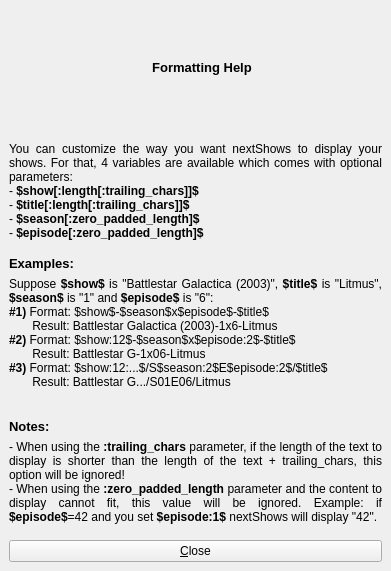
The window that nextShows/WorkFiles/ConfigGUI/FormatHelp.ui (gilcn/nextshows) describes before a commit, drawn with Qt 5.
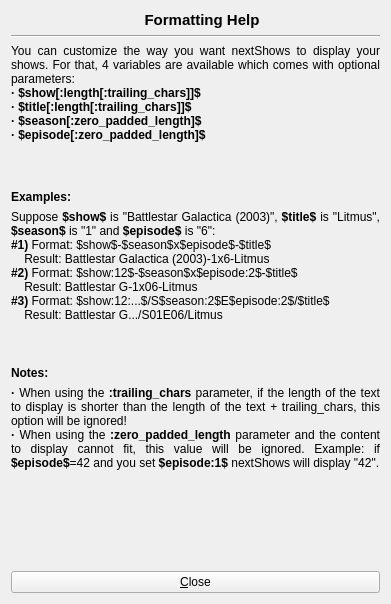
The same window after the commit. Icons and pictures are not drawn.

Commit message: - Fixed some issues with Qt4.3.0 and the more recent PyQt4 development snapshot (hoping it won't break with previous {,Py}Qt versions). - Remade the "Formatting Help" form to fix some display issues.

The edit to the form file:
```diff
--- a/nextShows/WorkFiles/ConfigGUI/FormatHelp.ui
+++ b/nextShows/WorkFiles/ConfigGUI/FormatHelp.ui
@@ -7,7 +7,7 @@
     <x>0</x>
     <y>0</y>
     <width>391</width>
-    <height>571</height>
+    <height>604</height>
    </rect>
   </property>
   <property name="windowTitle" >
@@ -16,188 +16,13 @@
   <property name="windowIcon" >
    <iconset resource="NextShowsConfig.qrc" >:/images/icons/images/icons/nextShows.png</iconset>
   </property>
-  <layout class="QGridLayout" >
-   <property name="margin" >
-    <number>9</number>
-   </property>
-   <property name="spacing" >
-    <number>6</number>
-   </property>
-   <item row="1" column="0" >
-    <layout class="QVBoxLayout" >
-     <property name="margin" >
-      <number>0</number>
-     </property>
-     <property name="spacing" >
-      <number>6</number>
-     </property>
-     <item>
-      <spacer>
-       <property name="orientation" >
-        <enum>Qt::Vertical</enum>
-       </property>
-       <property name="sizeType" >
-        <enum>QSizePolicy::Fixed</enum>
-       </property>
-       <property name="sizeHint" >
-        <size>
-         <width>20</width>
-         <height>10</height>
-        </size>
-       </property>
-      </spacer>
-     </item>
-     <item>
-      <widget class="QLabel" name="label" >
-       <property name="text" >
-        <string>&lt;html>&lt;head>&lt;meta name="qrichtext" content="1" />&lt;style type="text/css">
-p, li { white-space: pre-wrap; }
-&lt;/style>&lt;/head>&lt;body style=" font-family:'Sans Serif'; font-size:9pt; font-weight:400; font-style:normal; text-decoration:none;">
-&lt;p style=" margin-top:0px; margin-bottom:0px; margin-left:0px; margin-right:0px; -qt-block-indent:0; text-indent:0px;">You can customize the way you want nextShows to display your shows. For that, 4 variables are available which comes with optional parameters:&lt;/p>
-&lt;p style=" margin-top:0px; margin-bottom:0px; margin-left:0px; margin-right:0px; -qt-block-indent:0; text-indent:0px;">- &lt;span style=" font-weight:600;">$show[:length[:trailing_chars]]$&lt;/span>&lt;/p>
-&lt;p style=" margin-top:0px; margin-bottom:0px; margin-left:0px; margin-right:0px; -qt-block-indent:0; text-indent:0px;">- &lt;span style=" font-weight:600;">$title[:length[:trailing_chars]]$&lt;/span>&lt;/p>
-&lt;p style=" margin-top:0px; margin-bottom:0px; margin-left:0px; margin-right:0px; -qt-block-indent:0; text-indent:0px;">- &lt;span style=" font-weight:600;">$season[:zero_padded_length]$&lt;/span>&lt;/p>
-&lt;p style=" margin-top:0px; margin-bottom:0px; margin-left:0px; margin-right:0px; -qt-block-indent:0; text-indent:0px;">- &lt;span style=" font-weight:600;">$episode[:zero_padded_length]$&lt;/span>&lt;/p>&lt;/body>&lt;/html></string>
-       </property>
-       <property name="alignment" >
-        <set>Qt::AlignJustify|Qt::AlignTop</set>
-       </property>
-       <property name="wordWrap" >
-        <bool>true</bool>
-       </property>
-      </widget>
-     </item>
-     <item>
-      <spacer>
-       <property name="orientation" >
-        <enum>Qt::Vertical</enum>
-       </property>
-       <property name="sizeType" >
-        <enum>QSizePolicy::Fixed</enum>
-       </property>
-       <property name="sizeHint" >
-        <size>
-         <width>20</width>
-         <height>10</height>
-        </size>
-       </property>
-      </spacer>
-     </item>
-     <item>
-      <widget class="QLabel" name="label_3" >
-       <property name="text" >
-        <string>&lt;html>&lt;head>&lt;meta name="qrichtext" content="1" />&lt;style type="text/css">
-p, li { white-space: pre-wrap; }
-&lt;/style>&lt;/head>&lt;body style=" font-family:'Sans Serif'; font-size:9pt; font-weight:400; font-style:normal; text-decoration:none;">
-&lt;p style=" margin-top:0px; margin-bottom:0px; margin-left:0px; margin-right:0px; -qt-block-indent:0; text-indent:0px;">&lt;span style=" font-size:10pt; font-weight:600;">Examples:&lt;/span>&lt;/p>&lt;/body>&lt;/html></string>
-       </property>
-      </widget>
-     </item>
-     <item>
-      <widget class="QLabel" name="label_2" >
-       <property name="text" >
-        <string>&lt;html>&lt;head>&lt;meta name="qrichtext" content="1" />&lt;style type="text/css">
-p, li { white-space: pre-wrap; }
-&lt;/style>&lt;/head>&lt;body style=" font-family:'Sans Serif'; font-size:9pt; font-weight:400; font-style:normal; text-decoration:none;">
-&lt;p style=" margin-top:0px; margin-bottom:0px; margin-left:0px; margin-right:0px; -qt-block-indent:0; text-indent:0px;">Suppose &lt;span style=" font-weight:600;">$show$&lt;/span> is "Battlestar Galactica (2003)", &lt;span style=" font-weight:600;">$title$&lt;/span> is "Litmus", &lt;span style=" font-weight:600;">$season$&lt;/span> is "1" and &lt;span style=" font-weight:600;">$episode$ &lt;/span>is "6":&lt;/p>
-&lt;p style=" margin-top:0px; margin-bottom:0px; margin-left:0px; margin-right:0px; -qt-block-indent:0; text-indent:0px;">&lt;span style=" font-weight:600;">#1)&lt;/span> Format: $show$-$season$x$episode$-$title$&lt;/p>
-&lt;p style=" margin-top:0px; margin-bottom:0px; margin-left:0px; margin-right:0px; -qt-block-indent:0; text-indent:0px;">       Result: Battlestar Galactica (2003)-1x6-Litmus&lt;/p>
-&lt;p style=" margin-top:0px; margin-bottom:0px; margin-left:0px; margin-right:0px; -qt-block-indent:0; text-indent:0px;">&lt;span style=" font-weight:600;">#2)&lt;/span> Format: $show:12$-$season$x$episode:2$-$title$&lt;/p>
-&lt;p style=" margin-top:0px; margin-bottom:0px; margin-left:0px; margin-right:0px; -qt-block-indent:0; text-indent:0px;">       Result: Battlestar G-1x06-Litmus&lt;/p>
-&lt;p style=" margin-top:0px; margin-bottom:0px; margin-left:0px; margin-right:0px; -qt-block-indent:0; text-indent:0px;">&lt;span style=" font-weight:600;">#3)&lt;/span> Format: $show:12:...$/S$season:2$E$episode:2$/$title$&lt;/p>
-&lt;p style=" margin-top:0px; margin-bottom:0px; margin-left:0px; margin-right:0px; -qt-block-indent:0; text-indent:0px;">       Result: Battlestar G.../S01E06/Litmus&lt;/p>
-&lt;p style="-qt-paragraph-type:empty; margin-top:0px; margin-bottom:0px; margin-left:0px; margin-right:0px; -qt-block-indent:0; text-indent:0px;">&lt;/p>&lt;/body>&lt;/html></string>
-       </property>
-       <property name="alignment" >
-        <set>Qt::AlignJustify|Qt::AlignVCenter</set>
-       </property>
-       <property name="wordWrap" >
-        <bool>true</bool>
-       </property>
-      </widget>
-     </item>
-     <item>
-      <spacer>
-       <property name="orientation" >
-        <enum>Qt::Vertical</enum>
-       </property>
-       <property name="sizeType" >
-        <enum>QSizePolicy::Fixed</enum>
-       </property>
-       <property name="sizeHint" >
-        <size>
-         <width>20</width>
-         <height>10</height>
-        </size>
-       </property>
-      </spacer>
-     </item>
-     <item>
-      <widget class="QLabel" name="label_4" >
-       <property name="text" >
-        <string>&lt;html>&lt;head>&lt;meta name="qrichtext" content="1" />&lt;style type="text/css">
-p, li { white-space: pre-wrap; }
-&lt;/style>&lt;/head>&lt;body style=" font-family:'Sans Serif'; font-size:9pt; font-weight:400; font-style:normal; text-decoration:none;">
-&lt;p style=" margin-top:0px; margin-bottom:0px; margin-left:0px; margin-right:0px; -qt-block-indent:0; text-indent:0px;">&lt;span style=" font-size:10pt; font-weight:600;">Notes:&lt;/span>&lt;/p>&lt;/body>&lt;/html></string>
-       </property>
-      </widget>
-     </item>
-     <item>
-      <widget class="QLabel" name="label_5" >
-       <property name="text" >
-        <string>&lt;html>&lt;head>&lt;meta name="qrichtext" content="1" />&lt;style type="text/css">
-p, li { white-space: pre-wrap; }
-&lt;/style>&lt;/head>&lt;body style=" font-family:'Sans Serif'; font-size:9pt; font-weight:400; font-style:normal; text-decoration:none;">
-&lt;p style=" margin-top:0px; margin-bottom:0px; margin-left:0px; margin-right:0px; -qt-block-indent:0; text-indent:0px;">- When using the &lt;span style=" font-weight:600;">:trailing_chars&lt;/span> parameter, if the length of the text to display is shorter than the length of the text + trailing_chars, this option will be ignored!&lt;/p>
-&lt;p style=" margin-top:0px; margin-bottom:0px; margin-left:0px; margin-right:0px; -qt-block-indent:0; text-indent:0px;">- When using the &lt;span style=" font-weight:600;">:zero_padded_length&lt;/span> parameter and the content to display cannot fit, this value will be ignored. Example: if &lt;span style=" font-weight:600;">$episode$&lt;/span>=42 and you set &lt;span style=" font-weight:600;">$episode:1$&lt;/span> nextShows will display "42".&lt;/p>&lt;/body>&lt;/html></string>
-       </property>
-       <property name="alignment" >
-        <set>Qt::AlignJustify|Qt::AlignTop</set>
-       </property>
-       <property name="wordWrap" >
-        <bool>true</bool>
-       </property>
-      </widget>
-     </item>
-     <item>
-      <spacer>
-       <property name="orientation" >
-        <enum>Qt::Vertical</enum>
-       </property>
-       <property name="sizeType" >
-        <enum>QSizePolicy::Fixed</enum>
-       </property>
-       <property name="sizeHint" >
-        <size>
-         <width>20</width>
-         <height>10</height>
-        </size>
-       </property>
-      </spacer>
-     </item>
-     <item>
-      <widget class="QPushButton" name="btnClose" >
-       <property name="text" >
-        <string>&amp;Close</string>
-       </property>
-      </widget>
-     </item>
-    </layout>
-   </item>
-   <item row="0" column="0" >
+  <layout class="QVBoxLayout" >
+   <item>
     <layout class="QHBoxLayout" >
-     <property name="margin" >
-      <number>0</number>
-     </property>
-     <property name="spacing" >
-      <number>6</number>
-     </property>
      <item>
       <widget class="QLabel" name="lblInfoPic" >
        <property name="sizePolicy" >
-        <sizepolicy>
-         <hsizetype>0</hsizetype>
-         <vsizetype>0</vsizetype>
+        <sizepolicy vsizetype="Fixed" hsizetype="Fixed" >
          <horstretch>0</horstretch>
          <verstretch>0</verstretch>
         </sizepolicy>
@@ -214,7 +39,7 @@
       <widget class="QLabel" name="lblTitle" >
        <property name="font" >
         <font>
-         <pointsize>10</pointsize>
+         <pointsize>11</pointsize>
          <weight>75</weight>
          <bold>true</bold>
         </font>
@@ -229,6 +54,121 @@
      </item>
     </layout>
    </item>
+   <item>
+    <widget class="Line" name="line" >
+     <property name="orientation" >
+      <enum>Qt::Horizontal</enum>
+     </property>
+    </widget>
+   </item>
+   <item>
+    <widget class="QLabel" name="label" >
+     <property name="minimumSize" >
+      <size>
+       <width>0</width>
+       <height>140</height>
+      </size>
+     </property>
+     <property name="maximumSize" >
+      <size>
+       <width>16777215</width>
+       <height>140</height>
+      </size>
+     </property>
+     <property name="text" >
+      <string>&lt;p align="justify">You can customize the way you want nextShows to display your shows. For that, 4 variables are available which comes with optional parameters:&lt;br />
+&lt;b>&amp;middot; $show[:length[:trailing_chars]]$&lt;/b>&lt;br />
+&lt;b>&amp;middot; $title[:length[:trailing_chars]]$&lt;/b>&lt;br />
+&lt;b>&amp;middot; $season[:zero_padded_length]$&lt;/b>&lt;br />
+&lt;b>&amp;middot; $episode[:zero_padded_length]$&lt;/b>&lt;/p></string>
+     </property>
+     <property name="alignment" >
+      <set>Qt::AlignLeading|Qt::AlignLeft|Qt::AlignTop</set>
+     </property>
+     <property name="wordWrap" >
+      <bool>true</bool>
+     </property>
+    </widget>
+   </item>
+   <item>
+    <widget class="QLabel" name="label_2" >
+     <property name="text" >
+      <string>&lt;p>&lt;b>Examples:&lt;/b>&lt;/p></string>
+     </property>
+    </widget>
+   </item>
+   <item>
+    <widget class="QLabel" name="label_3" >
+     <property name="minimumSize" >
+      <size>
+       <width>0</width>
+       <height>150</height>
+      </size>
+     </property>
+     <property name="maximumSize" >
+      <size>
+       <width>16777215</width>
+       <height>150</height>
+      </size>
+     </property>
+     <property name="text" >
+      <string>&lt;p align="justify">Suppose &lt;b>$show$&lt;/b> is "Battlestar Galactica (2003)", &lt;b>$title$&lt;/b> is "Litmus", &lt;b>$season$&lt;/b> is "1" and &lt;b>$episode$&lt;/b> is "6":&lt;br />
+&lt;b>#1)&lt;/b> Format: $show$-$season$x$episode$-$title$&lt;br />
+&amp;nbsp;&amp;nbsp;&amp;nbsp;&amp;nbsp;Result: Battlestar Galactica (2003)-1x6-Litmus&lt;br />
+&lt;b>#2)&lt;/b> Format: $show:12$-$season$x$episode:2$-$title$&lt;br />
+&amp;nbsp;&amp;nbsp;&amp;nbsp;&amp;nbsp;Result: Battlestar G-1x06-Litmus&lt;br />
+&lt;b>#3)&lt;/b> Format: $show:12:...$/S$season:2$E$episode:2$/$title$&lt;br />
+&amp;nbsp;&amp;nbsp;&amp;nbsp;&amp;nbsp;Result: Battlestar G.../S01E06/Litmus&lt;/p></string>
+     </property>
+     <property name="alignment" >
+      <set>Qt::AlignLeading|Qt::AlignLeft|Qt::AlignTop</set>
+     </property>
+     <property name="wordWrap" >
+      <bool>true</bool>
+     </property>
+    </widget>
+   </item>
+   <item>
+    <widget class="QLabel" name="label_4" >
+     <property name="text" >
+      <string>&lt;p>&lt;b>Notes:&lt;/b>&lt;/p></string>
+     </property>
+    </widget>
+   </item>
+   <item>
+    <widget class="QLabel" name="label_5" >
+     <property name="text" >
+      <string>&lt;p align="justify">&lt;b>&amp;middot;&lt;/b> When using the &lt;b>:trailing_chars&lt;/b> parameter, if the length of the text to display is shorter than the length of the text + trailing_chars, this option will be ignored!&lt;br />
+&lt;b>&amp;middot;&lt;/b> When using the &lt;b>:zero_padded_length&lt;/b> parameter and the content to display cannot fit, this value will be ignored. Example: if &lt;b>$episode$&lt;/b>=42 and you set &lt;b>$episode:1$&lt;/b> nextShows will display "42".&lt;/p></string>
+     </property>
+     <property name="alignment" >
+      <set>Qt::AlignLeading|Qt::AlignLeft|Qt::AlignTop</set>
+     </property>
+     <property name="wordWrap" >
+      <bool>true</bool>
+     </property>
+    </widget>
+   </item>
+   <item>
+    <spacer>
+     <property name="orientation" >
+      <enum>Qt::Vertical</enum>
+     </property>
+     <property name="sizeHint" >
+      <size>
+       <width>20</width>
+       <height>40</height>
+      </size>
+     </property>
+    </spacer>
+   </item>
+   <item>
+    <widget class="QPushButton" name="btnClose" >
+     <property name="text" >
+      <string>&amp;Close</string>
+     </property>
+    </widget>
+   </item>
   </layout>
  </widget>
  <includes/>
```
The commit also changes 6 other files.
